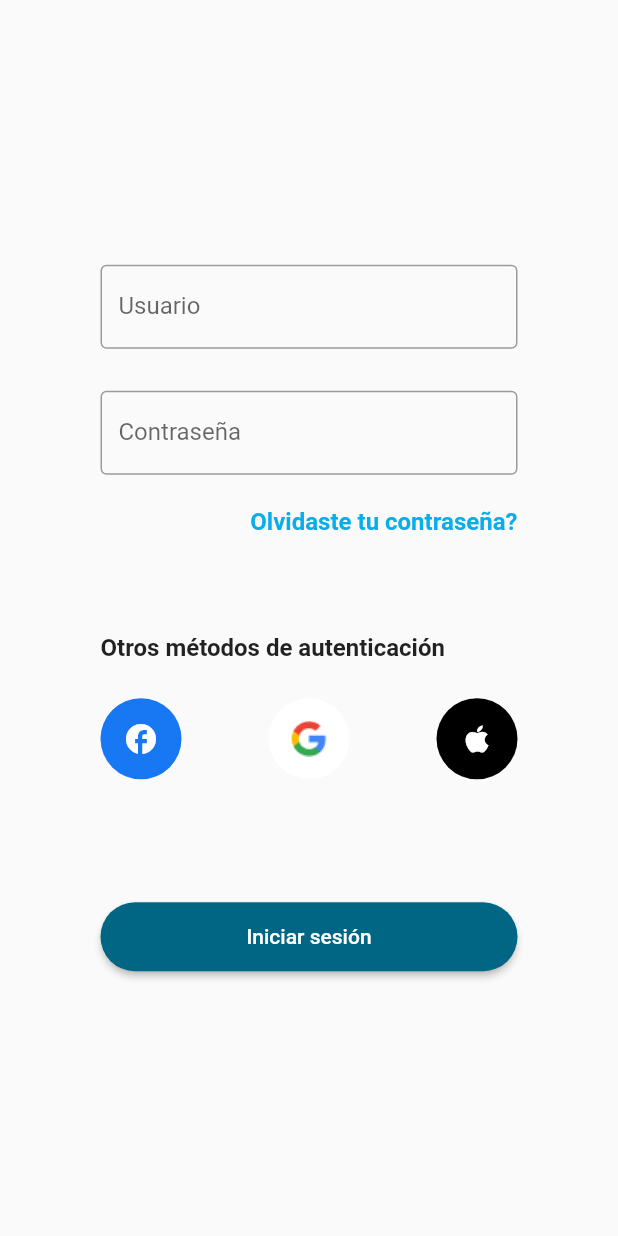
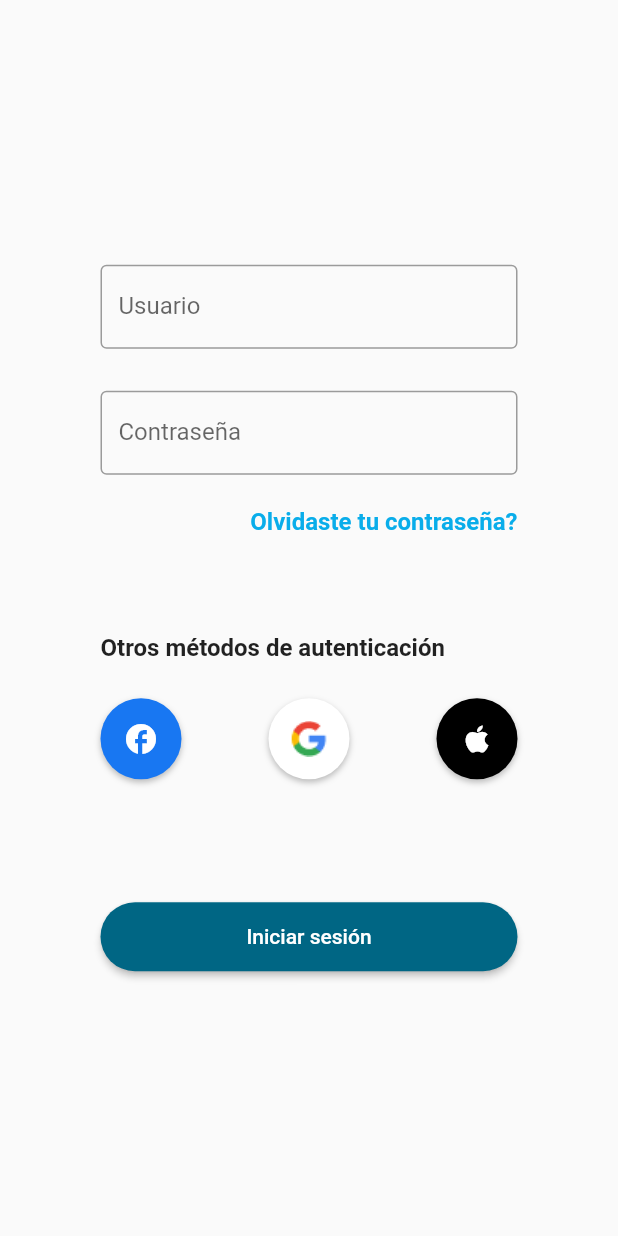
Before and after one commit to William3349/colocho_store-master, a Flutter app: the screen it shows after launch, on a phone screen of 412 x 824 dp. Run offline on Flutter 3.47's test engine with Material 2 defaults, Android fonts, the phone set to English and light mode, and no system bars.

Commit message:
agregado de sombras a logos

```diff
--- a/lib/login.dart
+++ b/lib/login.dart
@@ -19,30 +19,30 @@ class _LoginScreenState extends State<LoginScreen> {
             Column(
               mainAxisAlignment: MainAxisAlignment.center,
               crossAxisAlignment: CrossAxisAlignment.end,
-              children: const  [
-                 SizedBox(
+              children: const [
+                SizedBox(
                   width: 278,
                   height: 56,
-                  child:  TextField(
+                  child: TextField(
                     decoration: InputDecoration(
                       labelText: "Usuario",
                       border: OutlineInputBorder(),
                     ),
                   ),
                 ),
-                 SizedBox(height: 28),
+                SizedBox(height: 28),
                 SizedBox(
                   width: 278,
                   height: 56,
-                  child:  TextField(
+                  child: TextField(
                     decoration: InputDecoration(
                       labelText: "Contraseña",
                       border: OutlineInputBorder(),
                     ),
                   ),
                 ),
-                 SizedBox(height: 22),
-                 Text(
+                SizedBox(height: 22),
+                Text(
                   "Olvidaste tu contraseña?",
                   style: TextStyle(
                     color: Color(0xFF09ADEA),
@@ -58,7 +58,7 @@ class _LoginScreenState extends State<LoginScreen> {
               children: [
                 const Text(
                   "Otros métodos de autenticación",
-                  style:  TextStyle(
+                  style: TextStyle(
                     fontSize: 16.0,
                     fontWeight: FontWeight.w600,
                   ),
@@ -77,6 +77,13 @@ class _LoginScreenState extends State<LoginScreen> {
                         decoration: const ShapeDecoration(
                           color: Color(0xFF1877F2),
                           shape: CircleBorder(),
+                           shadows: [
+                            BoxShadow(
+                              color: Colors.black26,
+                              offset: Offset(0, 2),
+                              blurRadius: 3.0,
+                            ),
+                          ],
                         ),
                         child: IconButton(
                           padding: const EdgeInsets.all(6.0),
@@ -91,14 +98,19 @@ class _LoginScreenState extends State<LoginScreen> {
                         decoration: const ShapeDecoration(
                           color: Colors.white,
                           shape: CircleBorder(),
+                          shadows: [
+                            BoxShadow(
+                              color: Colors.black26,
+                              offset: Offset(0, 2),
+                              blurRadius: 3.0,
+                            ),
+                          ],
                         ),
                         child: IconButton(
                           padding: const EdgeInsets.all(6.0),
                           icon: const Image(
-                            image: AssetImage(
-                              'assets/images/icons/google_logo.png'
-                            )
-                            ),
+                              image: AssetImage(
+                                  'assets/images/icons/google_logo.png')),
                           color: Colors.black,
                           onPressed: () {},
                         ),
@@ -109,6 +121,13 @@ class _LoginScreenState extends State<LoginScreen> {
                         decoration: const ShapeDecoration(
                           color: Colors.black,
                           shape: CircleBorder(),
+                           shadows: [
+                            BoxShadow(
+                              color: Colors.black26,
+                              offset: Offset(0, 2),
+                              blurRadius: 3.0,
+                            ),
+                          ],
                         ),
                         child: IconButton(
                           padding: const EdgeInsets.all(6.0),
```
